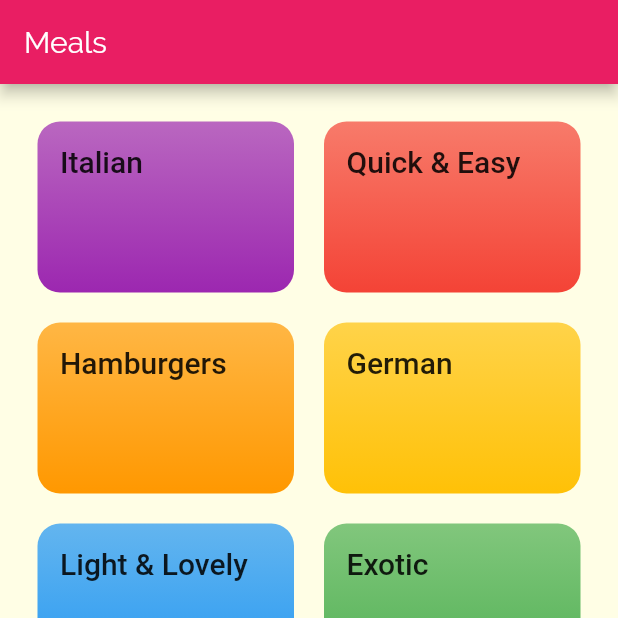
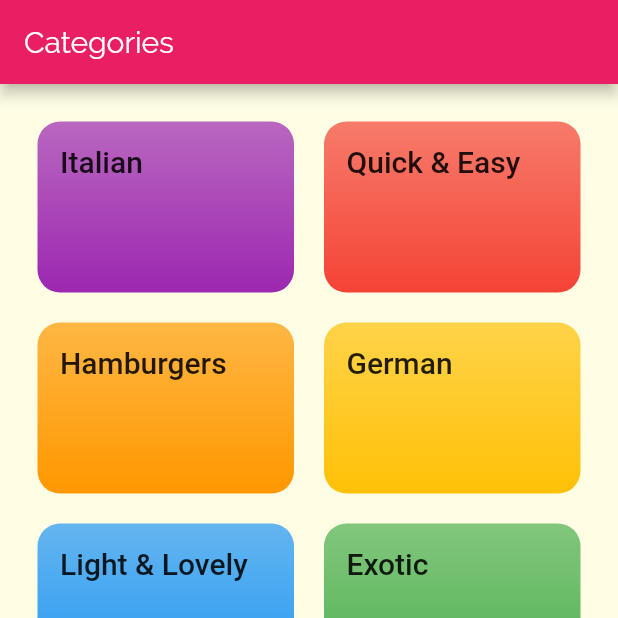
Before and after one commit to aryankush25/meals_app, a Flutter app: the screen it shows after launch, on a phone screen of 412 x 824 dp, the top half of it. Run offline on Flutter 3.47's test engine with Material 2 defaults, Android fonts, the phone set to English and light mode, and no system bars.

Commit message:
refactoring bottom tab navigation

```diff
--- a/lib/screens/tabs_screen.dart
+++ b/lib/screens/tabs_screen.dart
@@ -9,9 +9,15 @@ class TabsScreen extends StatefulWidget {
 }
 
 class _TabsScreenState extends State<TabsScreen> {
-  final List<Widget> _pages = [
-    CategoriesScreen(),
-    FavouritesScreen(),
+  final List<Map<String, Object>> _pages = [
+    {
+      'page': CategoriesScreen(),
+      "title": 'Categories',
+    },
+    {
+      'page': FavouritesScreen(),
+      "title": 'Your Favourites',
+    },
   ];
   int _selectedPageIndex = 0;
 
@@ -26,10 +32,10 @@ class _TabsScreenState extends State<TabsScreen> {
     return Scaffold(
       appBar: AppBar(
         title: Text(
-          'Meals',
+          _pages[_selectedPageIndex]['title'],
         ),
       ),
-      body: _pages[_selectedPageIndex],
+      body: _pages[_selectedPageIndex]['page'],
       bottomNavigationBar: BottomNavigationBar(
         onTap: _selectPage,
         backgroundColor: Theme.of(context).primaryColor,
```
